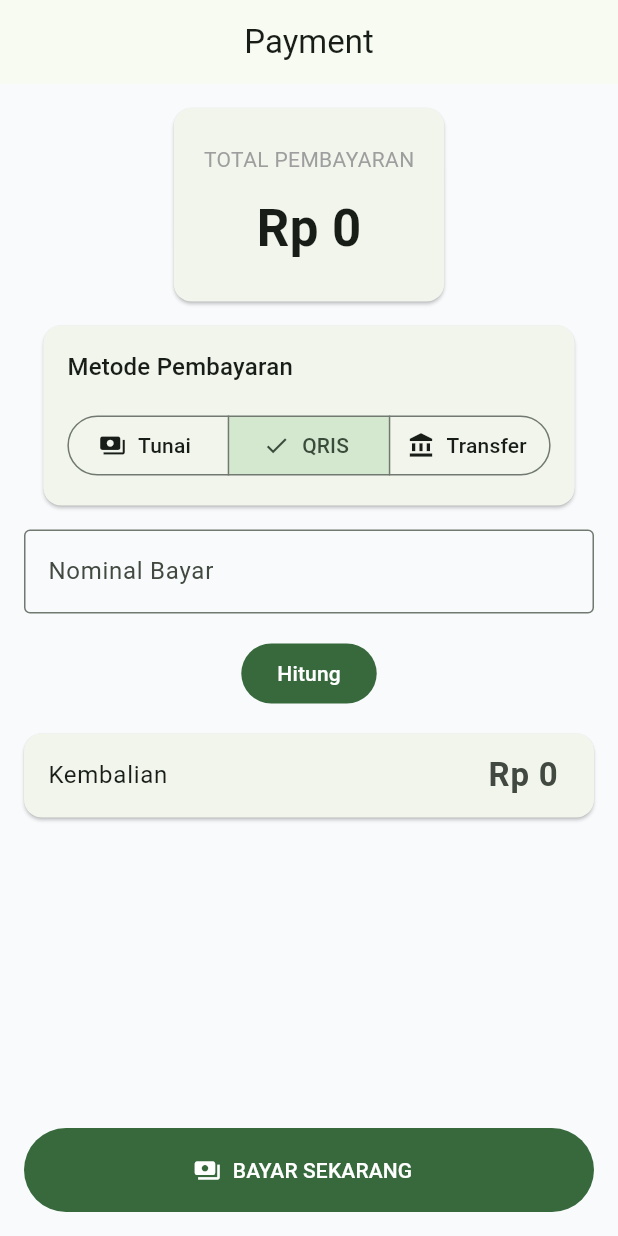
After one commit to garukiri99-ux/hafsh_business_suite, a Flutter app: the PaymentPage screen opened by its route, after a tap on "QRIS", on a phone screen of 412 x 824 dp. The commit adds this screen. Run offline on Flutter 3.47's test engine with Material 3 defaults, Android fonts, the phone set to English and light mode, and no system bars; our stand-ins replace firebase_auth, firebase_core, flutter_riverpod, go_router; accounts and stored records are empty.

Commit message:
feat(payment): complete payment UI foundation

```diff
--- a/lib/core/router/app_router.dart
+++ b/lib/core/router/app_router.dart
@@ -5,6 +5,7 @@ import '../../features/checkout/presentation/pages/checkout_page.dart';
 import '../../features/dashboard/presentation/pages/dashboard_page.dart';
 import '../../features/pos/presentation/pages/pos_dashboard_page.dart';
 import '../../features/splash/splash_page.dart';
+import '../../features/payment/presentation/pages/payment_page.dart';
 
 final appRouter = GoRouter(
   initialLocation: '/',
@@ -29,5 +30,10 @@ final appRouter = GoRouter(
       path: '/checkout',
       builder: (context, state) => const CheckoutPage(),
     ),
+    GoRoute(
+      path: '/payment',
+      builder: (context, state) =>
+          const PaymentPage(),
+    ),
   ],
 );
--- a/lib/features/checkout/presentation/pages/checkout_page.dart
+++ b/lib/features/checkout/presentation/pages/checkout_page.dart
@@ -1,5 +1,6 @@
 import 'package:flutter/material.dart';
 import 'package:flutter_riverpod/flutter_riverpod.dart';
+import 'package:go_router/go_router.dart';
 
 import '../../../pos/presentation/providers/cart_provider.dart';
 import '../providers/checkout_provider.dart';
@@ -59,7 +60,7 @@ class CheckoutPage extends ConsumerWidget {
                 ),
                 CheckoutButton(
                   onPressed: () {
-                    // TODO: Payment Page
+                    context.push('/payment');
                   },
                 ),
               ],
--- /dev/null
+++ b/lib/features/payment/domain/entities/payment_method.dart
@@ -0,0 +1,5 @@
+enum PaymentMethod {
+  cash,
+  qris,
+  transfer,
+}
--- /dev/null
+++ b/lib/features/payment/presentation/pages/payment_page.dart
@@ -0,0 +1,102 @@
+import 'package:flutter/material.dart';
+import 'package:flutter_riverpod/flutter_riverpod.dart';
+
+import '../../../checkout/presentation/providers/checkout_provider.dart';
+import '../providers/payment_provider.dart';
+import '../widgets/change_summary.dart';
+import '../widgets/pay_button.dart';
+import '../widgets/payment_amount_field.dart';
+import '../widgets/payment_method_selector.dart';
+import '../widgets/payment_summary.dart';
+
+class PaymentPage extends ConsumerStatefulWidget {
+  const PaymentPage({super.key});
+
+  @override
+  ConsumerState<PaymentPage> createState() => _PaymentPageState();
+}
+
+class _PaymentPageState extends ConsumerState<PaymentPage> {
+  final TextEditingController controller = TextEditingController();
+
+  @override
+  void dispose() {
+    controller.dispose();
+    super.dispose();
+  }
+
+  @override
+  Widget build(BuildContext context) {
+    final summary = ref.watch(checkoutProvider);
+
+    final paymentMethod = ref.watch(paymentMethodProvider);
+
+    final paidAmount = ref.watch(paidAmountProvider);
+
+    final change = paidAmount - summary.total;
+
+    return Scaffold(
+      appBar: AppBar(
+        title: const Text("Payment"),
+        centerTitle: true,
+      ),
+      body: SafeArea(
+        child: Column(
+          children: [
+            PaymentSummary(
+              total: summary.total,
+            ),
+
+            PaymentMethodSelector(
+              value: paymentMethod,
+              onChanged: (method) {
+                ref
+                    .read(paymentMethodProvider.notifier)
+                    .setMethod(method);
+              },
+            ),
+
+            PaymentAmountField(
+              controller: controller,
+            ),
+
+            Padding(
+              padding: const EdgeInsets.symmetric(horizontal: 16),
+              child: FilledButton(
+                onPressed: () {
+                  final amount =
+                      int.tryParse(controller.text) ?? 0;
+
+                  ref
+                      .read(paidAmountProvider.notifier)
+                      .setAmount(amount);
+                },
+                child: const Text("Hitung"),
+              ),
+            ),
+
+            const SizedBox(height: 16),
+
+            ChangeSummary(
+              change: change < 0 ? 0 : change,
+            ),
+
+            const Spacer(),
+
+            PayButton(
+              onPressed: () {
+                ScaffoldMessenger.of(context).showSnackBar(
+                  const SnackBar(
+                    content: Text(
+                      "Sprint berikutnya: Simpan Transaksi",
+                    ),
+                  ),
+                );
+              },
+            ),
+          ],
+        ),
+      ),
+    );
+  }
+}
--- /dev/null
+++ b/lib/features/payment/presentation/providers/payment_provider.dart
@@ -0,0 +1,39 @@
+import 'package:flutter_riverpod/flutter_riverpod.dart';
+
+import '../../domain/entities/payment_method.dart';
+
+final paymentMethodProvider =
+    NotifierProvider<PaymentMethodNotifier, PaymentMethod>(
+  PaymentMethodNotifier.new,
+);
+
+class PaymentMethodNotifier extends Notifier<PaymentMethod> {
+  @override
+  PaymentMethod build() {
+    return PaymentMethod.cash;
+  }
+
+  void setMethod(PaymentMethod method) {
+    state = method;
+  }
+}
+
+final paidAmountProvider =
+    NotifierProvider<PaidAmountNotifier, int>(
+  PaidAmountNotifier.new,
+);
+
+class PaidAmountNotifier extends Notifier<int> {
+  @override
+  int build() {
+    return 0;
+  }
+
+  void setAmount(int amount) {
+    state = amount;
+  }
+
+  void clear() {
+    state = 0;
+  }
+}
--- /dev/null
+++ b/lib/features/payment/presentation/widgets/change_summary.dart
@@ -0,0 +1,29 @@
+import 'package:flutter/material.dart';
+
+import '../../../../core/utils/currency_formatter.dart';
+
+class ChangeSummary extends StatelessWidget {
+  final int change;
+
+  const ChangeSummary({
+    super.key,
+    required this.change,
+  });
+
+  @override
+  Widget build(BuildContext context) {
+    return Card(
+      margin: const EdgeInsets.symmetric(horizontal: 16),
+      child: ListTile(
+        title: const Text("Kembalian"),
+        trailing: Text(
+          CurrencyFormatter.format(change),
+          style: const TextStyle(
+            fontWeight: FontWeight.bold,
+            fontSize: 22,
+          ),
+        ),
+      ),
+    );
+  }
+}
--- /dev/null
+++ b/lib/features/payment/presentation/widgets/pay_button.dart
@@ -0,0 +1,26 @@
+import 'package:flutter/material.dart';
+
+class PayButton extends StatelessWidget {
+  final VoidCallback onPressed;
+
+  const PayButton({
+    super.key,
+    required this.onPressed,
+  });
+
+  @override
+  Widget build(BuildContext context) {
+    return SafeArea(
+      minimum: const EdgeInsets.all(16),
+      child: SizedBox(
+        width: double.infinity,
+        height: 56,
+        child: FilledButton.icon(
+          onPressed: onPressed,
+          icon: const Icon(Icons.payments),
+          label: const Text("BAYAR SEKARANG"),
+        ),
+      ),
+    );
+  }
+}
--- /dev/null
+++ b/lib/features/payment/presentation/widgets/payment_amount_field.dart
@@ -0,0 +1,26 @@
+import 'package:flutter/material.dart';
+
+class PaymentAmountField extends StatelessWidget {
+  final TextEditingController controller;
+
+  const PaymentAmountField({
+    super.key,
+    required this.controller,
+  });
+
+  @override
+  Widget build(BuildContext context) {
+    return Padding(
+      padding: const EdgeInsets.all(16),
+      child: TextField(
+        controller: controller,
+        keyboardType: TextInputType.number,
+        decoration: const InputDecoration(
+          labelText: "Nominal Bayar",
+          border: OutlineInputBorder(),
+          prefixText: "Rp ",
+        ),
+      ),
+    );
+  }
+}
--- /dev/null
+++ b/lib/features/payment/presentation/widgets/payment_method_selector.dart
@@ -0,0 +1,57 @@
+import 'package:flutter/material.dart';
+
+import '../../domain/entities/payment_method.dart';
+
+class PaymentMethodSelector extends StatelessWidget {
+  final PaymentMethod value;
+  final ValueChanged<PaymentMethod> onChanged;
+
+  const PaymentMethodSelector({
+    super.key,
+    required this.value,
+    required this.onChanged,
+  });
+
+  @override
+  Widget build(BuildContext context) {
+    return Card(
+      margin: const EdgeInsets.symmetric(horizontal: 16),
+      child: Padding(
+        padding: const EdgeInsets.all(16),
+        child: Column(
+          crossAxisAlignment: CrossAxisAlignment.start,
+          children: [
+            Text(
+              "Metode Pembayaran",
+              style: Theme.of(context).textTheme.titleMedium,
+            ),
+            const SizedBox(height: 16),
+            SegmentedButton<PaymentMethod>(
+              segments: const [
+                ButtonSegment(
+                  value: PaymentMethod.cash,
+                  icon: Icon(Icons.payments),
+                  label: Text("Tunai"),
+                ),
+                ButtonSegment(
+                  value: PaymentMethod.qris,
+                  icon: Icon(Icons.qr_code),
+                  label: Text("QRIS"),
+                ),
+                ButtonSegment(
+                  value: PaymentMethod.transfer,
+                  icon: Icon(Icons.account_balance),
+                  label: Text("Transfer"),
+                ),
+              ],
+              selected: {value},
+              onSelectionChanged: (selection) {
+                onChanged(selection.first);
+              },
+            ),
+          ],
+        ),
+      ),
+    );
+  }
+}
--- /dev/null
+++ b/lib/features/payment/presentation/widgets/payment_summary.dart
@@ -0,0 +1,44 @@
+import 'package:flutter/material.dart';
+
+import '../../../../core/utils/currency_formatter.dart';
+
+class PaymentSummary extends StatelessWidget {
+  final int total;
+
+  const PaymentSummary({
+    super.key,
+    required this.total,
+  });
+
+  @override
+  Widget build(BuildContext context) {
+    return Card(
+      margin: const EdgeInsets.all(16),
+      child: Padding(
+        padding: const EdgeInsets.symmetric(
+          vertical: 24,
+          horizontal: 20,
+        ),
+        child: Column(
+          children: [
+            const Text(
+              "TOTAL PEMBAYARAN",
+              style: TextStyle(
+                fontSize: 14,
+                color: Colors.grey,
+              ),
+            ),
+            const SizedBox(height: 12),
+            Text(
+              CurrencyFormatter.format(total),
+              style: const TextStyle(
+                fontSize: 34,
+                fontWeight: FontWeight.bold,
+              ),
+            ),
+          ],
+        ),
+      ),
+    );
+  }
+}
```
